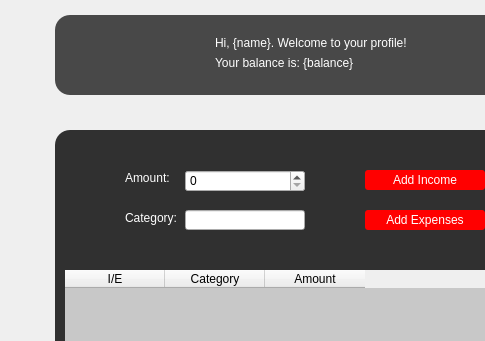
First picture: the form in mainwindow.ui, repository rafaello166/financialSystemQT, before the edit; both pictures show x 0 to 485 and y 0 to 341 of the 615 by 559 pixel window.
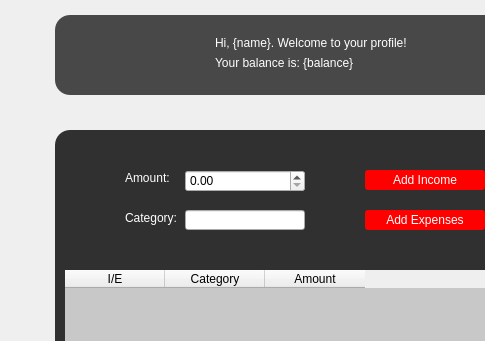
Second picture: the form after the edit. Icons and pictures are not drawn.

```diff
--- a/mainwindow.ui
+++ b/mainwindow.ui
@@ -167,7 +167,7 @@
        <string>Category:</string>
       </property>
      </widget>
-     <widget class="QSpinBox" name="spinBox_2">
+     <widget class="QDoubleSpinBox" name="doubleSpinBox_2">
       <property name="geometry">
        <rect>
         <x>130</x>
@@ -188,6 +188,9 @@
       <property name="frame">
        <bool>true</bool>
       </property>
+      <property name="suffix">
+       <string/>
+      </property>
      </widget>
      <widget class="QTableWidget" name="tableWidget">
       <property name="geometry">
```
